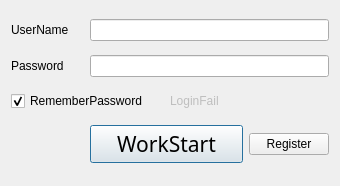
Before: the Qt Designer form obs/forms/OBSBasicLogin.ui in 5455945/obs-studio, drawn with Qt 5.
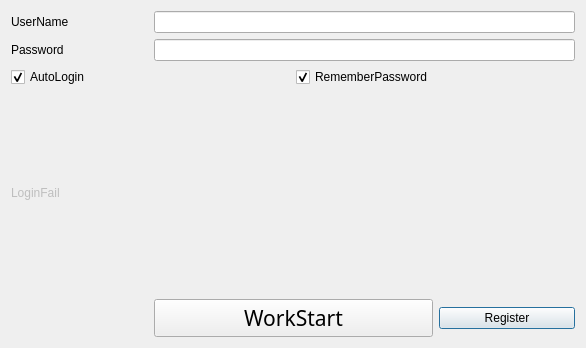
After: the same form once the commit is applied. Icons and pictures are not drawn.

```diff
--- a/obs/forms/OBSBasicLogin.ui
+++ b/obs/forms/OBSBasicLogin.ui
@@ -6,8 +6,8 @@
    <rect>
     <x>0</x>
     <y>0</y>
-    <width>340</width>
-    <height>186</height>
+    <width>586</width>
+    <height>348</height>
    </rect>
   </property>
   <property name="minimumSize">
@@ -33,6 +33,20 @@
    <bool>true</bool>
   </property>
   <layout class="QGridLayout" name="gridLayout">
+   <item row="1" column="1" colspan="3">
+    <widget class="QLineEdit" name="edtPassword">
+     <property name="echoMode">
+      <enum>QLineEdit::PasswordEchoOnEdit</enum>
+     </property>
+    </widget>
+   </item>
+   <item row="1" column="0">
+    <widget class="QLabel" name="lblPassword">
+     <property name="text">
+      <string>Password</string>
+     </property>
+    </widget>
+   </item>
    <item row="0" column="0">
     <widget class="QLabel" name="lblUserName">
      <property name="text">
@@ -43,31 +57,7 @@
    <item row="0" column="1" colspan="3">
     <widget class="QLineEdit" name="edtUserName"/>
    </item>
-   <item row="1" column="0">
-    <widget class="QLabel" name="lblPassword">
-     <property name="text">
-      <string>Password</string>
-     </property>
-    </widget>
-   </item>
-   <item row="1" column="1" colspan="3">
-    <widget class="QLineEdit" name="edtPassword">
-     <property name="echoMode">
-      <enum>QLineEdit::PasswordEchoOnEdit</enum>
-     </property>
-    </widget>
-   </item>
-   <item row="2" column="0" colspan="2">
-    <widget class="QCheckBox" name="cbxRememberPassword">
-     <property name="text">
-      <string>RememberPassword</string>
-     </property>
-     <property name="checked">
-      <bool>true</bool>
-     </property>
-    </widget>
-   </item>
-   <item row="2" column="2" colspan="2">
+   <item row="4" column="0">
     <widget class="QLabel" name="lblErrorInfo">
      <property name="enabled">
       <bool>false</bool>
@@ -80,7 +70,34 @@
      </property>
     </widget>
    </item>
-   <item row="3" column="1" colspan="2">
+   <item row="2" column="2" colspan="2">
+    <widget class="QCheckBox" name="cbxRememberPassword">
+     <property name="text">
+      <string>RememberPassword</string>
+     </property>
+     <property name="checked">
+      <bool>true</bool>
+     </property>
+    </widget>
+   </item>
+   <item row="2" column="0" colspan="2">
+    <widget class="QCheckBox" name="cbxAutoLogin">
+     <property name="text">
+      <string>AutoLogin</string>
+     </property>
+     <property name="checked">
+      <bool>true</bool>
+     </property>
+    </widget>
+   </item>
+   <item row="8" column="3">
+    <widget class="QPushButton" name="btnRegister">
+     <property name="text">
+      <string>Register</string>
+     </property>
+    </widget>
+   </item>
+   <item row="8" column="1" colspan="2">
     <widget class="QPushButton" name="btnLogin">
      <property name="font">
       <font>
@@ -91,12 +108,8 @@
      <property name="text">
       <string>WorkStart</string>
      </property>
-    </widget>
-   </item>
-   <item row="3" column="3">
-    <widget class="QPushButton" name="btnRegister">
-     <property name="text">
-      <string>Register</string>
+     <property name="autoRepeatDelay">
+      <number>298</number>
      </property>
     </widget>
    </item>
```
Left out of the diff: 3 changed lines with no effect on the pictures.
